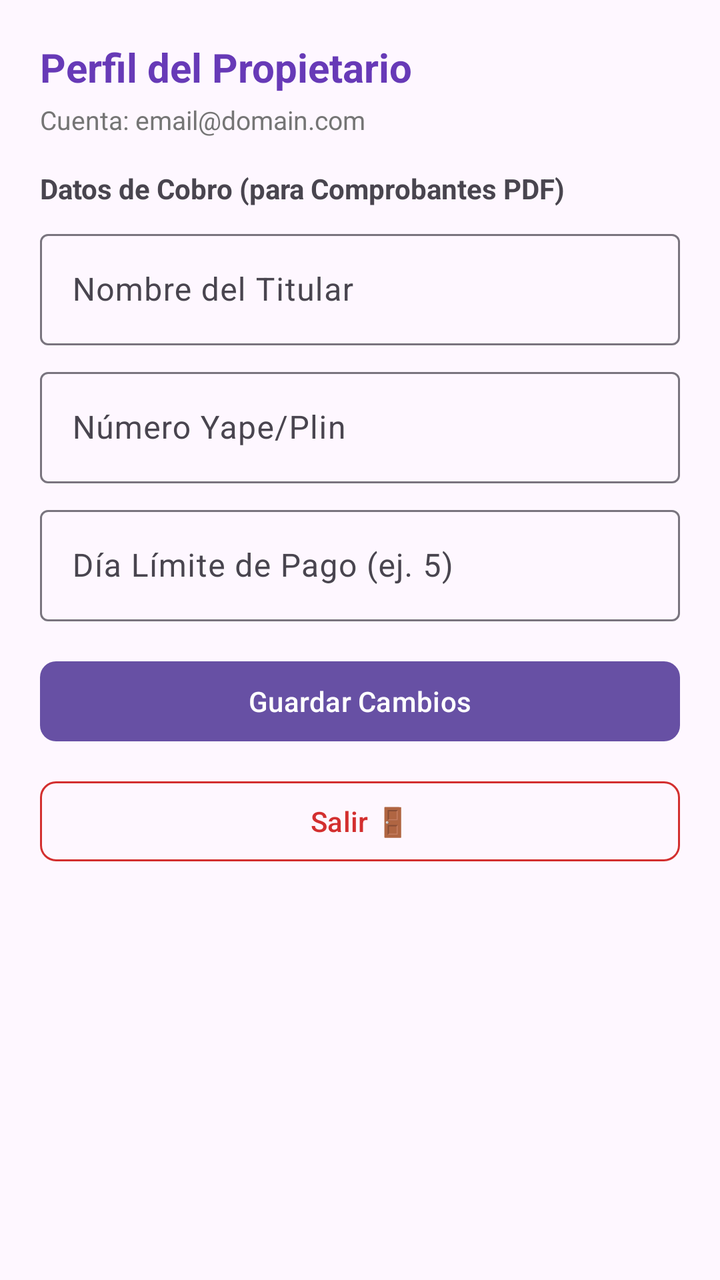
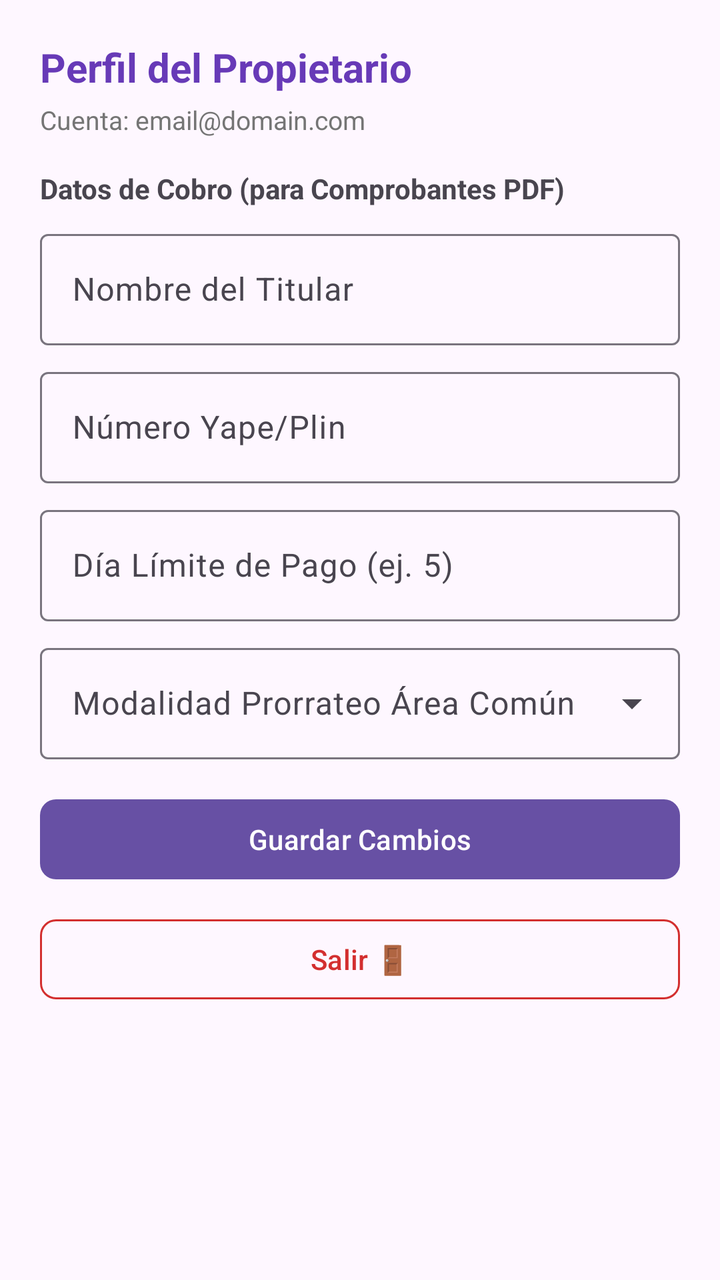

Screens rendered from an Android XML layout before and after an edit, with the pre-edit source and the edit as a unified diff.
<!-- AndroidManifest.xml: application theme Theme.KiloWatt -->
<!-- res/layout/dialog_perfil_propietario.xml -->
<?xml version="1.0" encoding="utf-8"?>
<LinearLayout xmlns:android="http://schemas.android.com/apk/res/android"
    xmlns:app="http://schemas.android.com/apk/res-auto"
    android:layout_width="match_parent"
    android:layout_height="wrap_content"
    android:orientation="vertical"
    android:padding="20dp">

    <TextView
        android:layout_width="wrap_content"
        android:layout_height="wrap_content"
        android:text="Perfil del Propietario"
        android:textSize="20sp"
        android:textStyle="bold"
        android:textColor="@color/purple_primary"
        android:layout_marginBottom="4dp" />

    <TextView
        android:id="@+id/tvCuentaEmail"
        android:layout_width="wrap_content"
        android:layout_height="wrap_content"
        android:text="Cuenta: email@domain.com"
        android:textSize="13sp"
        android:textColor="@color/gray_secondary"
        android:layout_marginBottom="16dp" />

    <TextView
        android:layout_width="wrap_content"
        android:layout_height="wrap_content"
        android:text="Datos de Cobro (para Comprobantes PDF)"
        android:textSize="14sp"
        android:textStyle="bold"
        android:layout_marginBottom="8dp" />

    <com.google.android.material.textfield.TextInputLayout
        android:layout_width="match_parent"
        android:layout_height="wrap_content"
        android:hint="@string/hint_nombre_titular"
        android:layout_marginBottom="8dp">

        <com.google.android.material.textfield.TextInputEditText
            android:id="@+id/etNombrePropietario"
            android:layout_width="match_parent"
            android:layout_height="wrap_content"
            android:inputType="textPersonName" />
    </com.google.android.material.textfield.TextInputLayout>

    <com.google.android.material.textfield.TextInputLayout
        android:layout_width="match_parent"
        android:layout_height="wrap_content"
        android:hint="@string/hint_numero_pago"
        android:layout_marginBottom="8dp">

        <com.google.android.material.textfield.TextInputEditText
            android:id="@+id/etNumeroPago"
            android:layout_width="match_parent"
            android:layout_height="wrap_content"
            android:inputType="phone" />
    </com.google.android.material.textfield.TextInputLayout>

    <com.google.android.material.textfield.TextInputLayout
        android:layout_width="match_parent"
        android:layout_height="wrap_content"
        android:hint="@string/hint_dia_limite"
        android:layout_marginBottom="16dp">

        <com.google.android.material.textfield.TextInputEditText
            android:id="@+id/etDiaLimitePago"
            android:layout_width="match_parent"
            android:layout_height="wrap_content"
            android:inputType="number" />
    </com.google.android.material.textfield.TextInputLayout>

    <com.google.android.material.button.MaterialButton
        android:id="@+id/btnGuardarPerfil"
        android:layout_width="match_parent"
        android:layout_height="wrap_content"
        android:text="Guardar Cambios"
        android:layout_marginBottom="12dp"
        app:cornerRadius="8dp" />

    <com.google.android.material.button.MaterialButton
        android:id="@+id/btnCerrarSesionDialog"
        style="@style/Widget.Material3.Button.OutlinedButton"
        android:layout_width="match_parent"
        android:layout_height="wrap_content"
        android:text="@string/btn_salir"
        android:textColor="@color/red_error"
        app:cornerRadius="8dp"
        app:strokeColor="@color/red_error" />

</LinearLayout>
<!-- resources referenced by this layout -->
<resources>
  <color name="gray_secondary">#757575</color>
  <color name="purple_primary">#673AB7</color>
  <color name="red_error">#D32F2F</color>
  <string name="btn_salir">Salir 🚪</string>
  <string name="hint_dia_limite">Día Límite de Pago (ej. 5)</string>
  <string name="hint_nombre_titular">Nombre del Titular</string>
  <string name="hint_numero_pago">Número Yape/Plin</string>
  <style name="Theme.KiloWatt" parent="Base.Theme.KiloWatt" />
  <style name="Base.Theme.KiloWatt" parent="Theme.Material3.DayNight.NoActionBar">
          
          
      </style>
</resources>

<!-- the commit's change to res/layout/dialog_perfil_propietario.xml (unified diff, before → after) -->
@@ -62,13 +62,29 @@
         android:layout_width="match_parent"
         android:layout_height="wrap_content"
         android:hint="@string/hint_dia_limite"
-        android:layout_marginBottom="16dp">
+        android:layout_marginBottom="8dp">
 
         <com.google.android.material.textfield.TextInputEditText
             android:id="@+id/etDiaLimitePago"
             android:layout_width="match_parent"
             android:layout_height="wrap_content"
             android:inputType="number" />
+    </com.google.android.material.textfield.TextInputLayout>
+
+    <com.google.android.material.textfield.TextInputLayout
+        android:id="@+id/tilTipoProrrateo"
+        style="@style/Widget.Material3.TextInputLayout.OutlinedBox.ExposedDropdownMenu"
+        android:layout_width="match_parent"
+        android:layout_height="wrap_content"
+        android:hint="@string/hint_modalidad_prorrateo"
+        android:layout_marginBottom="16dp">
+
+        <com.google.android.material.textfield.MaterialAutoCompleteTextView
+            android:id="@+id/actvTipoProrrateo"
+            android:layout_width="match_parent"
+            android:layout_height="wrap_content"
+            android:inputType="none"
+            android:focusable="false" />
     </com.google.android.material.textfield.TextInputLayout>
 
     <com.google.android.material.button.MaterialButton
<!-- resource entries referenced after the edit -->
@@ -5,6 +5,7 @@
   <color name="red_error">#D32F2F</color>
   <string name="btn_salir">Salir 🚪</string>
   <string name="hint_dia_limite">Día Límite de Pago (ej. 5)</string>
+  <string name="hint_modalidad_prorrateo">Modalidad Prorrateo Área Común</string>
   <string name="hint_nombre_titular">Nombre del Titular</string>
   <string name="hint_numero_pago">Número Yape/Plin</string>
   <style name="Theme.KiloWatt" parent="Base.Theme.KiloWatt" />
